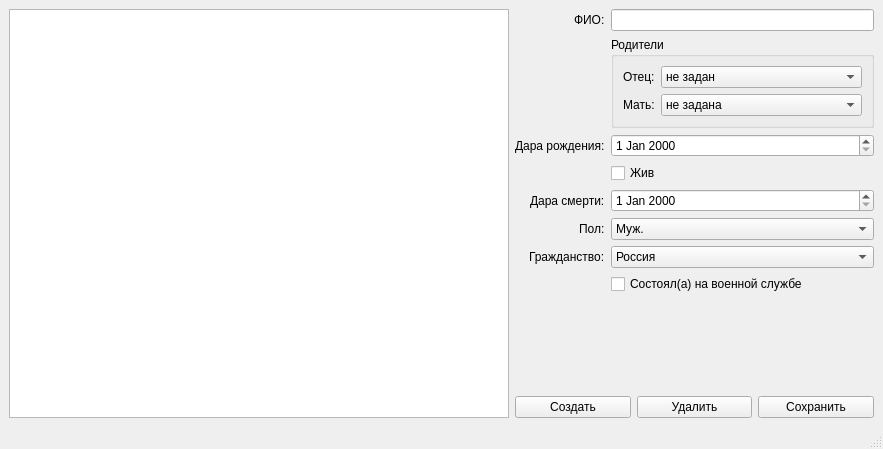
Above: mainwindow.ui from AnserrrR/FamilyTreeOP before the change. Below: the same form after it.
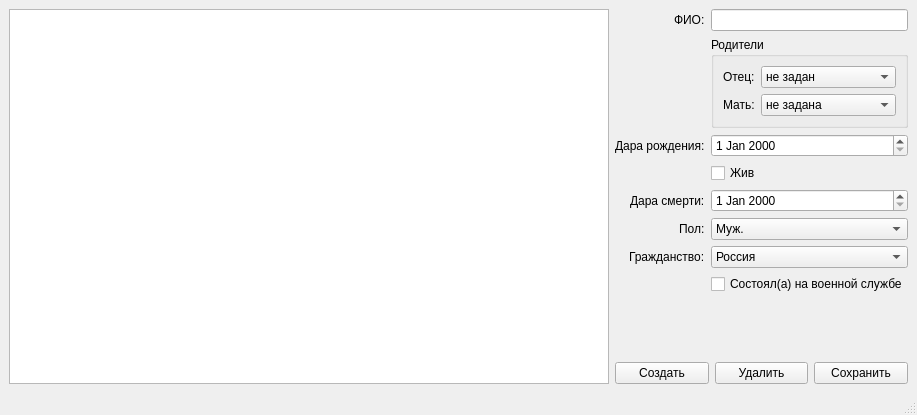
That is the form after the change.

```diff
--- a/mainwindow.ui
+++ b/mainwindow.ui
@@ -6,8 +6,8 @@
    <rect>
     <x>0</x>
     <y>0</y>
-    <width>883</width>
-    <height>449</height>
+    <width>907</width>
+    <height>415</height>
    </rect>
   </property>
   <property name="minimumSize">
@@ -23,14 +23,14 @@
    <bool>false</bool>
   </property>
   <widget class="QWidget" name="centralwidget">
-   <layout class="QHBoxLayout" name="horizontalLayout_5">
+   <layout class="QVBoxLayout" name="verticalLayout_2">
     <item>
      <layout class="QHBoxLayout" name="horizontalLayout_3">
       <item>
        <widget class="QListWidget" name="recordsListWidget">
         <property name="minimumSize">
          <size>
-          <width>500</width>
+          <width>600</width>
           <height>0</height>
          </size>
         </property>
```
Left out of the diff: 4 changed lines with no effect on the pictures.
